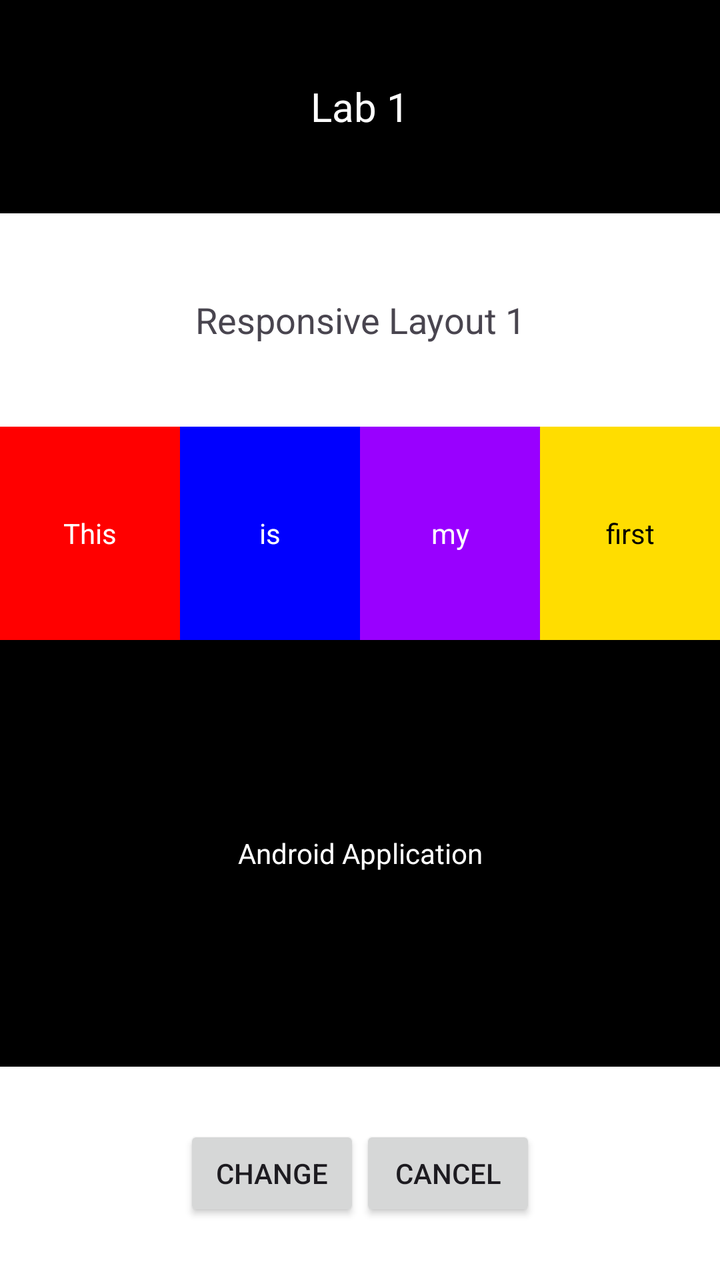
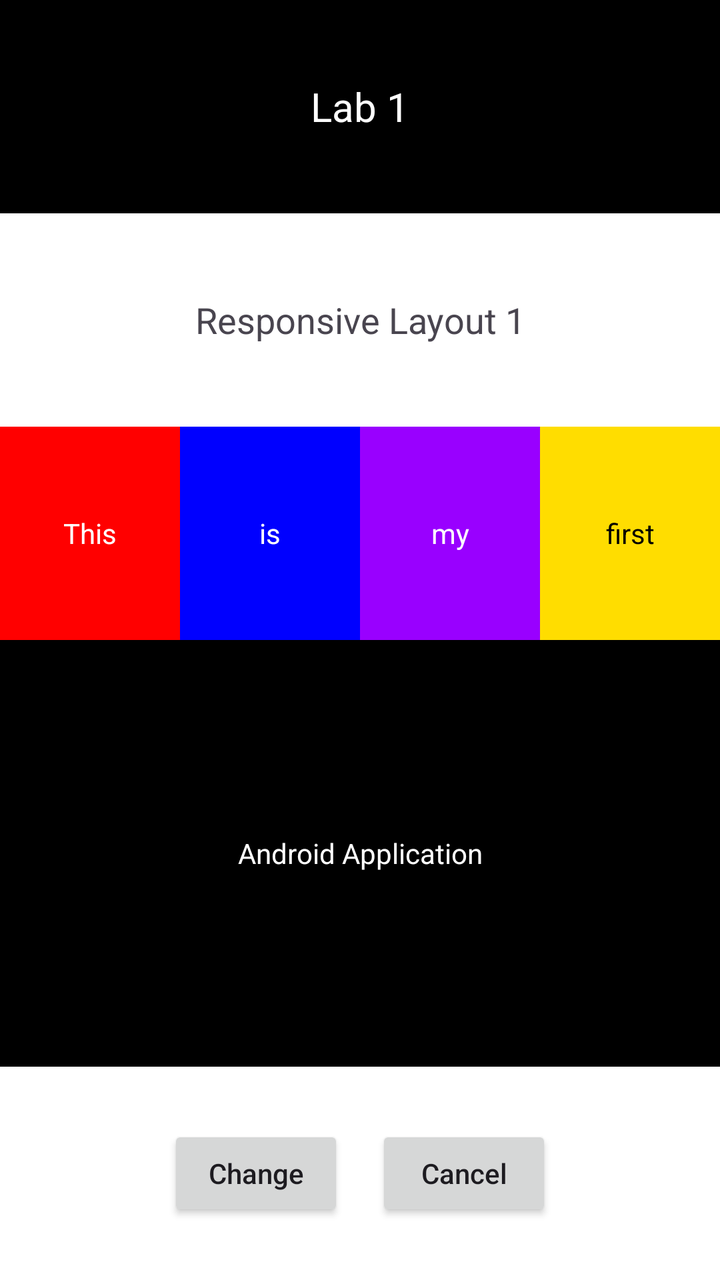

Before-and-after screenshots of an Android layout around one commit, followed by the original layout XML and the change that was made.
<!-- AndroidManifest.xml: application theme Theme.Part1_LinearLayout -->
<!-- res/layout/activity_constraint.xml -->
<?xml version="1.0" encoding="utf-8"?>
<androidx.constraintlayout.widget.ConstraintLayout xmlns:android="http://schemas.android.com/apk/res/android"
    xmlns:app="http://schemas.android.com/apk/res-auto"
    xmlns:tools="http://schemas.android.com/tools"
    android:layout_width="match_parent"
    android:layout_height="match_parent"
    tools:context=".MainActivity">

    <TextView
        android:id="@+id/tv_lab1"
        android:layout_width="match_parent"
        android:layout_height="0dp"
        android:background="#000000"
        android:gravity="center"
        android:text="Lab 1"
        android:textColor="#ffffff"
        android:textSize="20sp"
        android:padding="24dp"
        app:layout_constraintHeight_percent="0.1667"
        app:layout_constraintTop_toTopOf="parent"/>

    <TextView
        android:id="@+id/tv_responsive"
        android:layout_width="match_parent"
        android:layout_height="0dp"
        android:background="#ffffff"
        android:gravity="center"
        android:text="Responsive Layout 1"
        android:textSize="18sp"
        android:padding="24dp"
        app:layout_constraintHeight_percent="0.1667"
        app:layout_constraintTop_toBottomOf="@id/tv_lab1"/>

    <TextView
        android:id="@+id/tv_this"
        android:layout_width="0dp"
        android:layout_height="0dp"
        android:background="#ff0000"
        android:gravity="center"
        android:text="This"
        android:textColor="#ffffff"
        android:padding="20dp"
        app:layout_constraintHeight_percent="0.1667"
        app:layout_constraintTop_toBottomOf="@id/tv_responsive"
        app:layout_constraintStart_toStartOf="parent"
        app:layout_constraintEnd_toStartOf="@id/tv_is"/>

    <TextView
        android:id="@+id/tv_is"
        android:layout_width="0dp"
        android:layout_height="0dp"
        android:background="#0000ff"
        android:gravity="center"
        android:text="is"
        android:textColor="#ffffff"
        app:layout_constraintHeight_percent="0.1667"
        app:layout_constraintTop_toBottomOf="@id/tv_responsive"
        app:layout_constraintStart_toEndOf="@id/tv_this"
        app:layout_constraintEnd_toStartOf="@id/tv_my"/>

    <TextView
        android:id="@+id/tv_my"
        android:layout_width="0dp"
        android:layout_height="0dp"
        android:background="#9900ff"
        android:gravity="center"
        android:text="my"
        android:textColor="#ffffff"
        app:layout_constraintHeight_percent="0.1667"
        app:layout_constraintTop_toBottomOf="@id/tv_responsive"
        app:layout_constraintStart_toEndOf="@id/tv_is"
        app:layout_constraintEnd_toStartOf="@id/tv_first"/>

    <TextView
        android:id="@+id/tv_first"
        android:layout_width="0dp"
        android:layout_height="0dp"
        android:background="#ffdd00"
        android:gravity="center"
        android:text="first"
        android:textColor="#000000"
        app:layout_constraintHeight_percent="0.1667"
        app:layout_constraintTop_toBottomOf="@id/tv_responsive"
        app:layout_constraintStart_toEndOf="@id/tv_my"
        app:layout_constraintEnd_toEndOf="parent"/>

    <TextView
        android:id="@+id/tv_black_text"
        android:layout_width="match_parent"
        android:layout_height="0dp"
        android:background="#000000"
        android:gravity="center"
        android:text="Android Application"
        android:textColor="#ffffff"
        app:layout_constraintHeight_percent="0.3333"
        app:layout_constraintTop_toBottomOf="@id/tv_first"/>

    <androidx.constraintlayout.widget.ConstraintLayout
        android:id="@+id/bottom_container"
        android:layout_width="match_parent"
        android:layout_height="0dp"
        android:background="#ffffff"
        app:layout_constraintHeight_percent="0.1667"
        app:layout_constraintTop_toBottomOf="@id/tv_black_text">

        <Button
            android:id="@+id/btn_change"
            android:layout_width="wrap_content"
            android:layout_height="wrap_content"
            android:text="Change"
            app:layout_constraintTop_toTopOf="parent"
            app:layout_constraintBottom_toBottomOf="parent"
            app:layout_constraintStart_toStartOf="parent"
            app:layout_constraintEnd_toStartOf="@id/btn_cancel"
            app:layout_constraintHorizontal_chainStyle="packed"/>

        <Button
            android:id="@+id/btn_cancel"
            android:layout_width="wrap_content"
            android:layout_height="wrap_content"
            android:text="Cancel"
            app:layout_constraintTop_toTopOf="parent"
            app:layout_constraintBottom_toBottomOf="parent"
            app:layout_constraintStart_toEndOf="@id/btn_change"
            app:layout_constraintEnd_toEndOf="parent"/>
    </androidx.constraintlayout.widget.ConstraintLayout>


</androidx.constraintlayout.widget.ConstraintLayout>
<!-- resources referenced by this layout -->
<resources>
  <style name="Theme.Part1_LinearLayout" parent="Base.Theme.Part1_LinearLayout" />
  <style name="Base.Theme.Part1_LinearLayout" parent="Theme.Material3.DayNight.NoActionBar">
          
          
      </style>
</resources>

<!-- the commit's change to res/layout/activity_constraint.xml (unified diff, before → after) -->
@@ -16,7 +16,8 @@
         android:textColor="#ffffff"
         android:textSize="20sp"
         android:padding="24dp"
-        app:layout_constraintHeight_percent="0.1667"
+        app:layout_constraintBottom_toTopOf="@id/tv_responsive"
+        app:layout_constraintVertical_weight="1"
         app:layout_constraintTop_toTopOf="parent"/>
 
     <TextView
@@ -28,11 +29,13 @@
         android:text="Responsive Layout 1"
         android:textSize="18sp"
         android:padding="24dp"
-        app:layout_constraintHeight_percent="0.1667"
+        app:layout_constraintBottom_toTopOf="@id/tv_this"
+        app:layout_constraintVertical_weight="1"
         app:layout_constraintTop_toBottomOf="@id/tv_lab1"/>
 
     <TextView
         android:id="@+id/tv_this"
+        app:layout_constraintHorizontal_weight="1"
         android:layout_width="0dp"
         android:layout_height="0dp"
         android:background="#ff0000"
@@ -40,46 +43,53 @@
         android:text="This"
         android:textColor="#ffffff"
         android:padding="20dp"
-        app:layout_constraintHeight_percent="0.1667"
+        app:layout_constraintBottom_toTopOf="@id/tv_black_text"
+        app:layout_constraintVertical_weight="1"
         app:layout_constraintTop_toBottomOf="@id/tv_responsive"
         app:layout_constraintStart_toStartOf="parent"
         app:layout_constraintEnd_toStartOf="@id/tv_is"/>
 
     <TextView
         android:id="@+id/tv_is"
+        app:layout_constraintHorizontal_weight="1"
         android:layout_width="0dp"
         android:layout_height="0dp"
         android:background="#0000ff"
         android:gravity="center"
         android:text="is"
         android:textColor="#ffffff"
-        app:layout_constraintHeight_percent="0.1667"
+        app:layout_constraintBottom_toTopOf="@id/tv_black_text"
+        app:layout_constraintVertical_weight="1"
         app:layout_constraintTop_toBottomOf="@id/tv_responsive"
         app:layout_constraintStart_toEndOf="@id/tv_this"
         app:layout_constraintEnd_toStartOf="@id/tv_my"/>
 
     <TextView
         android:id="@+id/tv_my"
+        app:layout_constraintHorizontal_weight="1"
         android:layout_width="0dp"
         android:layout_height="0dp"
         android:background="#9900ff"
         android:gravity="center"
         android:text="my"
         android:textColor="#ffffff"
-        app:layout_constraintHeight_percent="0.1667"
+        app:layout_constraintBottom_toTopOf="@id/tv_black_text"
+        app:layout_constraintVertical_weight="1"
         app:layout_constraintTop_toBottomOf="@id/tv_responsive"
         app:layout_constraintStart_toEndOf="@id/tv_is"
         app:layout_constraintEnd_toStartOf="@id/tv_first"/>
 
     <TextView
         android:id="@+id/tv_first"
+        app:layout_constraintHorizontal_weight="1"
         android:layout_width="0dp"
         android:layout_height="0dp"
         android:background="#ffdd00"
         android:gravity="center"
         android:text="first"
         android:textColor="#000000"
-        app:layout_constraintHeight_percent="0.1667"
+        app:layout_constraintBottom_toTopOf="@id/tv_black_text"
+        app:layout_constraintVertical_weight="1"
         app:layout_constraintTop_toBottomOf="@id/tv_responsive"
         app:layout_constraintStart_toEndOf="@id/tv_my"
         app:layout_constraintEnd_toEndOf="parent"/>
@@ -92,7 +102,8 @@
         android:gravity="center"
         android:text="Android Application"
         android:textColor="#ffffff"
-        app:layout_constraintHeight_percent="0.3333"
+        app:layout_constraintBottom_toTopOf="@id/bottom_container"
+        app:layout_constraintVertical_weight="2"
         app:layout_constraintTop_toBottomOf="@id/tv_first"/>
 
     <androidx.constraintlayout.widget.ConstraintLayout
@@ -100,11 +111,14 @@
         android:layout_width="match_parent"
         android:layout_height="0dp"
         android:background="#ffffff"
-        app:layout_constraintHeight_percent="0.1667"
+        app:layout_constraintBottom_toBottomOf="parent"
+        app:layout_constraintVertical_weight="1"
         app:layout_constraintTop_toBottomOf="@id/tv_black_text">
 
         <Button
             android:id="@+id/btn_change"
+            android:textAllCaps="false"
+            android:layout_marginEnd="16dp"
             android:layout_width="wrap_content"
             android:layout_height="wrap_content"
             android:text="Change"
@@ -116,6 +130,7 @@
 
         <Button
             android:id="@+id/btn_cancel"
+            android:textAllCaps="false"
             android:layout_width="wrap_content"
             android:layout_height="wrap_content"
             android:text="Cancel"
